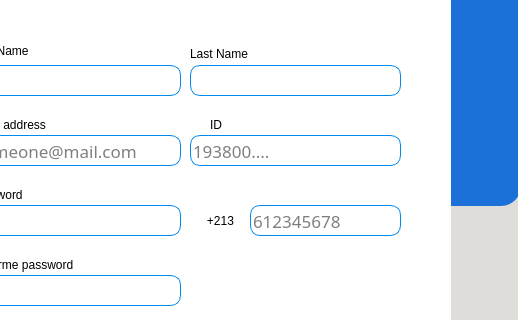
First picture: the form in Library Management/Windows_Ui/Assets/Ui/Register.ui, repository mohammedyazid/Library, before the edit; both pictures show x 610 to 1128 and y 115 to 435 of the 1128 by 615 pixel window.
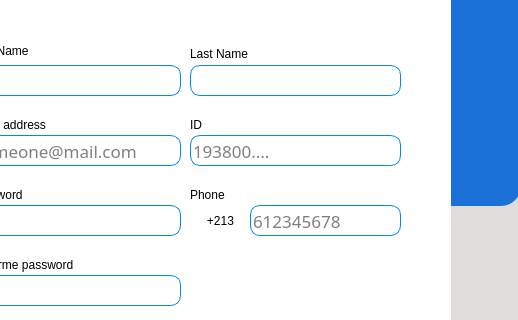
Second picture: the form after the edit. Icons and pictures are not drawn.

Diff of the .ui file:
```diff
--- a/Library Management/Windows_Ui/Assets/Ui/Register.ui
+++ b/Library Management/Windows_Ui/Assets/Ui/Register.ui
@@ -209,9 +209,9 @@
     <widget class="QLabel" name="label15">
      <property name="geometry">
       <rect>
-       <x>280</x>
+       <x>260</x>
        <y>210</y>
-       <width>21</width>
+       <width>101</width>
        <height>20</height>
       </rect>
      </property>
@@ -760,6 +760,22 @@
       <bool>true</bool>
      </property>
     </widget>
+    <widget class="QLabel" name="label16_2">
+     <property name="geometry">
+      <rect>
+       <x>260</x>
+       <y>280</y>
+       <width>101</width>
+       <height>20</height>
+      </rect>
+     </property>
+     <property name="styleSheet">
+      <string notr="true">font: 75 16pt &quot;Ubuntu&quot;;</string>
+     </property>
+     <property name="text">
+      <string>Phone</string>
+     </property>
+    </widget>
    </widget>
    <widget class="QLineEdit" name="re_fnamein">
     <property name="geometry">
```
Left out of the diff: 20 changed lines with no effect on the pictures.
